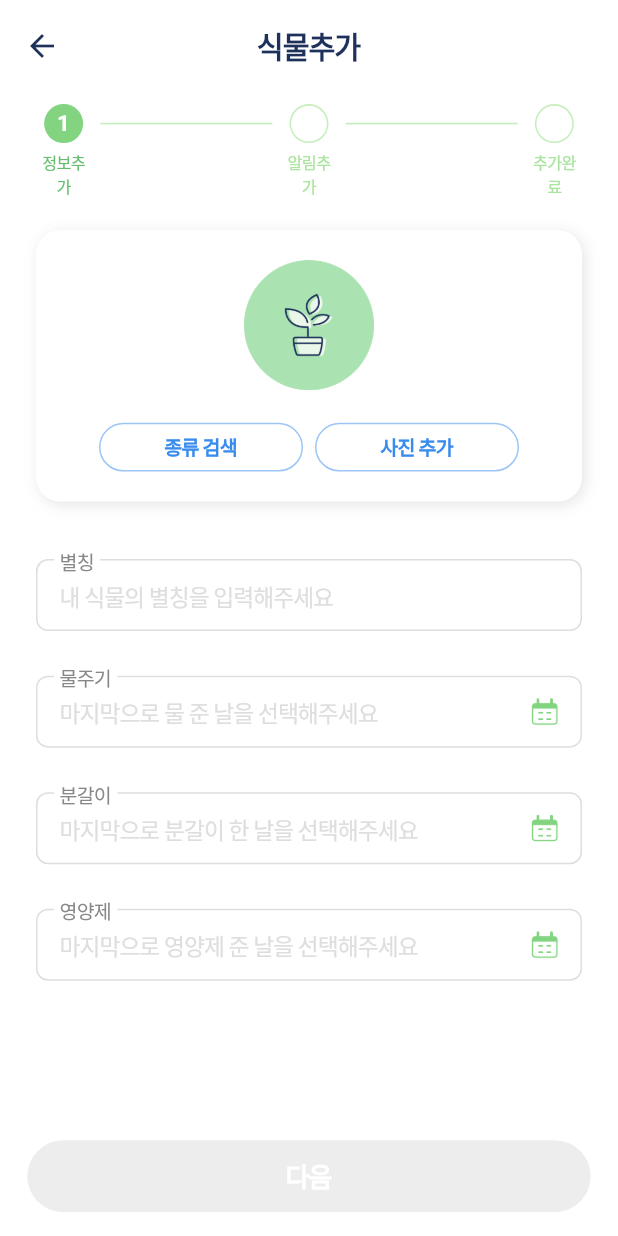
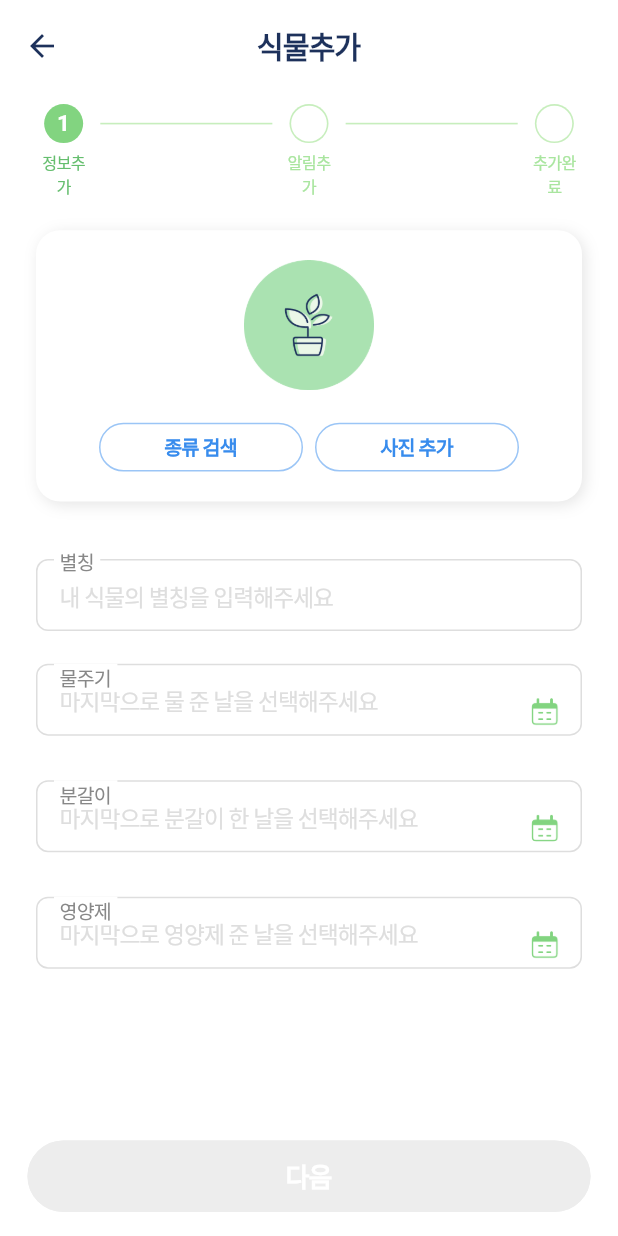
Before and after one commit to sungheeyoon/flutter-plant-plan, a Flutter app: the screen it shows after launch, item 3 of the bottom bar chosen, on a phone screen of 412 x 824 dp. Run offline on Flutter 3.47's test engine with Material 2 defaults, Android fonts, the phone set to English and light mode, and no system bars; our stand-ins replace cached_network_image, calendar_date_picker2, cloud_firestore, firebase_auth, firebase_core, firebase_storage and 13 more; missing offline and left inert: korea_regexp; accounts and stored records are empty; Roboto replaces fonts that are missing (Pretendard).

Commit message:
Revised After flutter upgrade UI

```diff
--- a/lib/add/widget/date_picker_widget.dart
+++ b/lib/add/widget/date_picker_widget.dart
@@ -2,6 +2,8 @@ import 'package:calendar_date_picker2/calendar_date_picker2.dart';
 import 'package:flutter/material.dart';
 import 'package:flutter_riverpod/flutter_riverpod.dart';
 import 'package:flutter_screenutil/flutter_screenutil.dart';
+import 'package:plant_plan/add/model/alarm_model.dart';
+import 'package:plant_plan/add/model/plant_model.dart';
 import 'package:plant_plan/add/provider/alarm_provider.dart';
 import 'package:plant_plan/add/provider/add_plant_provider.dart';
 import 'package:plant_plan/common/utils/date_formatter.dart';
@@ -25,32 +27,14 @@ class DatePickerWidget extends ConsumerWidget {
   Widget build(BuildContext context, WidgetRef ref) {
     final plantState = ref.watch(addPlantProvider);
     final alarmState = ref.watch(alarmProvider);
-    final DateTime? date;
-
-    switch (field) {
-      case PlantField.watering:
-        date = alarm ? alarmState.startTime : plantState.watringLastDay;
-        break;
-      case PlantField.repotting:
-        date = alarm ? alarmState.startTime : plantState.repottingLastDay;
-
-        break;
-      case PlantField.nutrient:
-        date = alarm ? alarmState.startTime : plantState.nutrientLastDay;
-        break;
-      case PlantField.none:
-        date = DateTime.now();
-        break;
-    }
+    final DateTime? date = _getDate(plantState, alarmState);
 
     return GestureDetector(
-      onTap: () async {
-        await _showDatePicker(field, ref);
-      },
+      onTap: () => _showDatePicker(field, ref),
       child: Stack(
         children: <Widget>[
           Container(
-            margin: const EdgeInsets.only(top: 8),
+            margin: const EdgeInsets.only(bottom: 8),
             child: TextField(
               enabled: false,
               textAlignVertical: TextAlignVertical.center,
@@ -135,6 +119,20 @@ class DatePickerWidget extends ConsumerWidget {
     );
   }
 
+  DateTime? _getDate(PlantModel plantState, AlarmModel alarmState) {
+    switch (field) {
+      case PlantField.watering:
+        return alarm ? alarmState.startTime : plantState.watringLastDay;
+      case PlantField.repotting:
+        return alarm ? alarmState.startTime : plantState.repottingLastDay;
+      case PlantField.nutrient:
+        return alarm ? alarmState.startTime : plantState.nutrientLastDay;
+      case PlantField.none:
+      default:
+        return DateTime.now();
+    }
+  }
+
   Future<void> _showDatePicker(PlantField field, WidgetRef ref) async {
     List<DateTime?> singleDatePickerValueWithDefaultValue = [
       DateTime.now(),
@@ -143,10 +141,12 @@ class DatePickerWidget extends ConsumerWidget {
       context: ref.context,
       config: CalendarDatePicker2WithActionButtonsConfig(
         firstDate: alarm ? DateTime.now() : DateTime(1),
+        selectedDayHighlightColor: pointColor2,
       ),
       dialogSize: const Size(325, 400),
       value: singleDatePickerValueWithDefaultValue,
       borderRadius: BorderRadius.circular(15),
+      dialogBackgroundColor: Colors.white,
     );
     if (values != null) {
       if (alarm) {
--- a/lib/common/layout/default_layout.dart
+++ b/lib/common/layout/default_layout.dart
@@ -48,6 +48,7 @@ class DefaultLayout extends StatelessWidget {
         backgroundColor: titleBackgroundColor ?? Colors.white,
         elevation: 0,
         centerTitle: true,
+        surfaceTintColor: Colors.white,
         title: Text(
           title!,
           style: Theme.of(context)
```
Also changed, not shown: lib/add/view/alarm_screen.dart (+12 -3 lines), lib/add/widget/calendar.dart (deleted, +0 -97 lines), lib/list/view/detail_screen.dart (+34 -26 lines).
